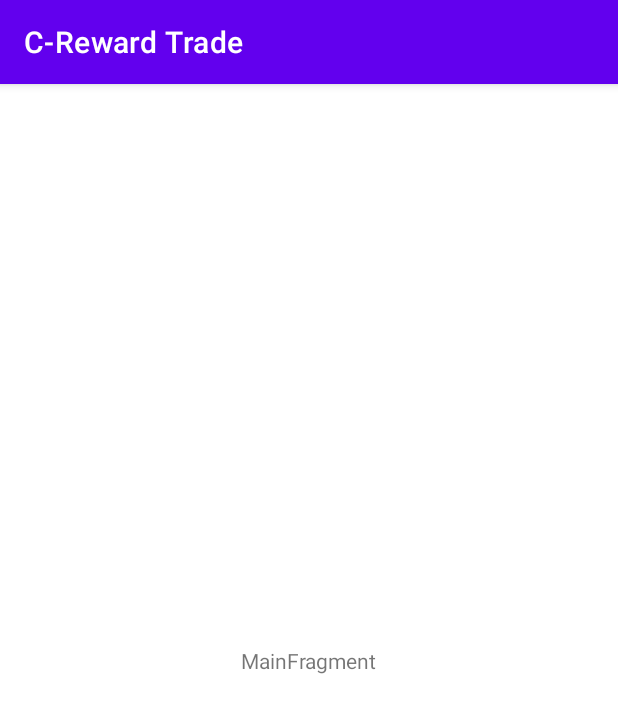
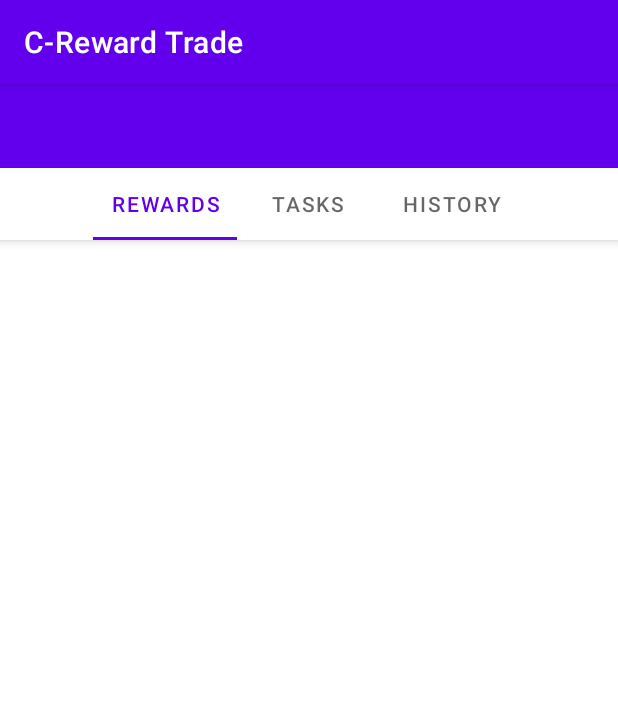
Before and after one commit to shizukura06/child-reward-trade-system, an Android app: the screen it shows after launch (MainActivity), on a phone screen of 412 x 824 dp. Shown: the top 713 px of the screen. Run offline under Robolectric (Android 15) with nearby library versions, the phone set to English and light mode, and no system bars; libraries missing offline, so code that uses them is left out: com.scottyab.rootbeer; 2 statements that could not run were skipped.

Commit message:
Initial Design, implemented root detection and mysql connection

```diff
--- a/app/build.gradle
+++ b/app/build.gradle
@@ -35,7 +35,6 @@ dependencies {
     implementation 'androidx.constraintlayout:constraintlayout:1.1.3'
     implementation 'androidx.lifecycle:lifecycle-livedata-ktx:2.2.0'
     implementation 'androidx.lifecycle:lifecycle-viewmodel-ktx:2.2.0'
+    implementation 'com.scottyab:rootbeer-lib:0.1.0'
     testImplementation 'junit:junit:4.+'
-    androidTestImplementation 'androidx.test.ext:junit:1.1.1'
-    androidTestImplementation 'androidx.test.espresso:espresso-core:3.2.0'
 }
--- a/app/src/main/AndroidManifest.xml
+++ b/app/src/main/AndroidManifest.xml
@@ -9,7 +9,9 @@
         android:roundIcon="@mipmap/ic_launcher_round"
         android:supportsRtl="true"
         android:theme="@style/Theme.CRewardTrade">
-        <activity android:name=".MainActivity">
+        <activity
+            android:name=".MainActivity"
+            android:exported="true">
             <intent-filter>
                 <action android:name="android.intent.action.MAIN" />
 
--- a/app/src/main/java/cloud/lucero/crts/control/connection.java
+++ b/app/src/main/java/cloud/lucero/crts/control/DbConn.java
@@ -4,7 +4,7 @@ import java.sql.DriverManager;
 import java.sql.SQLException;
 import android.util.Base64;
 
-public class connection {
+public class DbConn {
     private static final String URL = Base64.decode("amRiYzpteXNxbDovLzE1MS4xMDYuMTE3LjUxOjMzMDYvdTgwOTIzMDcwOF9zaGl6X2xpdmU=", Base64.DEFAULT).toString();
     private static final String USERNAME = Base64.decode("dTgwOTIzMDcwOF9zaGl6X2xpdmU=", Base64.DEFAULT).toString();
     private static final String PASSWORD = Base64.decode("QEJjMTIzMTE=" , Base64.DEFAULT).toString();
--- a/app/src/main/res/layout/main_activity.xml
+++ b/app/src/main/res/layout/main_activity.xml
@@ -1,7 +1,96 @@
 <?xml version="1.0" encoding="utf-8"?>
-<FrameLayout xmlns:android="http://schemas.android.com/apk/res/android"
+<androidx.coordinatorlayout.widget.CoordinatorLayout xmlns:android="http://schemas.android.com/apk/res/android"
     xmlns:tools="http://schemas.android.com/tools"
-    android:id="@+id/container"
+    xmlns:app="http://schemas.android.com/apk/res-auto"
+
     android:layout_width="match_parent"
-    android:layout_height="match_parent"
-    tools:context=".MainActivity" />
+    android:layout_height="match_parent">
+
+    <com.google.android.material.appbar.AppBarLayout
+        android:id="@+id/appbar"
+        android:layout_height="wrap_content"
+        android:layout_width="match_parent">
+
+        <androidx.appcompat.widget.Toolbar
+            android:layout_height="?attr/actionBarSize"
+            android:layout_width="match_parent"
+            app:layout_scrollFlags="scroll|enterAlways"></androidx.appcompat.widget.Toolbar>
+
+        <com.google.android.material.tabs.TabLayout
+            android:id="@+id/tabs"
+            android:layout_width="match_parent"
+            android:layout_height="wrap_content"
+
+            android:layout_gravity="fill"
+            app:tabMode="auto">
+
+            <com.google.android.material.tabs.TabItem
+                android:id="@+id/rewards_tab"
+                android:layout_width="wrap_content"
+                android:layout_height="wrap_content"
+                android:layout_gravity="center_horizontal|fill"
+                android:text="Rewards" />
+
+            <com.google.android.material.tabs.TabItem
+                android:id="@+id/tasks_tab"
+                android:layout_width="wrap_content"
+                android:layout_height="wrap_content"
+                android:text="Tasks" />
+
+            <com.google.android.material.tabs.TabItem
+                android:id="@+id/history_tab"
+                android:layout_width="wrap_content"
+                android:layout_height="wrap_content"
+                android:text="History" />
+        </com.google.android.material.tabs.TabLayout>
+    </com.google.android.material.appbar.AppBarLayout>
+
+    <androidx.core.widget.NestedScrollView
+        android:layout_width="match_parent"
+        android:layout_height="match_parent"
+
+        app:layout_behavior="com.google.android.material.appbar.AppBarLayout$ScrollingViewBehavior">
+
+        <FrameLayout
+            android:id="@+id/container"
+            android:layout_width="match_parent"
+            android:layout_height="match_parent"
+            tools:context=".MainActivity">
+
+            <LinearLayout
+                android:layout_width="match_parent"
+                android:layout_height="match_parent"
+                android:layout_weight="1"
+                android:orientation="horizontal">
+
+                <LinearLayout
+                    android:layout_width="wrap_content"
+                    android:layout_height="match_parent"
+                    android:layout_weight="1"
+                    android:orientation="vertical">
+
+                    <androidx.recyclerview.widget.RecyclerView
+                        android:layout_width="match_parent"
+                        android:layout_height="wrap_content"
+                        android:layout_gravity="center"
+                        android:isScrollContainer="true" />
+                </LinearLayout>
+
+                <LinearLayout
+                    android:layout_width="wrap_content"
+                    android:layout_height="match_parent"
+                    android:layout_weight="1"
+                    android:orientation="vertical">
+
+                    <androidx.recyclerview.widget.RecyclerView
+                        android:layout_width="match_parent"
+                        android:layout_height="match_parent"
+                        android:layout_gravity="center" />
+                </LinearLayout>
+
+            </LinearLayout>
+
+        </FrameLayout>
+    </androidx.core.widget.NestedScrollView>
+
+</androidx.coordinatorlayout.widget.CoordinatorLayout>
--- a/app/src/main/res/layout/main_fragment.xml
+++ b/app/src/main/res/layout/main_fragment.xml
@@ -5,16 +5,4 @@
     android:id="@+id/main"
     android:layout_width="match_parent"
     android:layout_height="match_parent"
-    tools:context=".ui.main.MainFragment">
-
-    <TextView
-        android:id="@+id/message"
-        android:layout_width="wrap_content"
-        android:layout_height="wrap_content"
-        android:text="MainFragment"
-        app:layout_constraintBottom_toBottomOf="parent"
-        app:layout_constraintEnd_toEndOf="parent"
-        app:layout_constraintStart_toStartOf="parent"
-        app:layout_constraintTop_toTopOf="parent" />
-
-</androidx.constraintlayout.widget.ConstraintLayout>
+    tools:context=".ui.main.MainFragment"/>
--- a/build.gradle
+++ b/build.gradle
@@ -5,7 +5,7 @@ buildscript {
         jcenter()
     }
     dependencies {
-        classpath 'com.android.tools.build:gradle:4.2.2'
+        classpath 'com.android.tools.build:gradle:7.4.2'
 
         // NOTE: Do not place your application dependencies here; they belong
         // in the individual module build.gradle files
--- a/gradle.properties
+++ b/gradle.properties
@@ -17,3 +17,4 @@ org.gradle.jvmargs=-Xmx2048m -Dfile.encoding=UTF-8
 android.useAndroidX=true
 # Automatically convert third-party libraries to use AndroidX
 android.enableJetifier=true
+android.suppressUnsupportedCompileSdk=34
```
Also changed, not shown: app/src/main/java/cloud/lucero/crts/ui/main/MainFragment.java (+9 -0 lines), gradle/wrapper/gradle-wrapper.properties, 3 other files.
